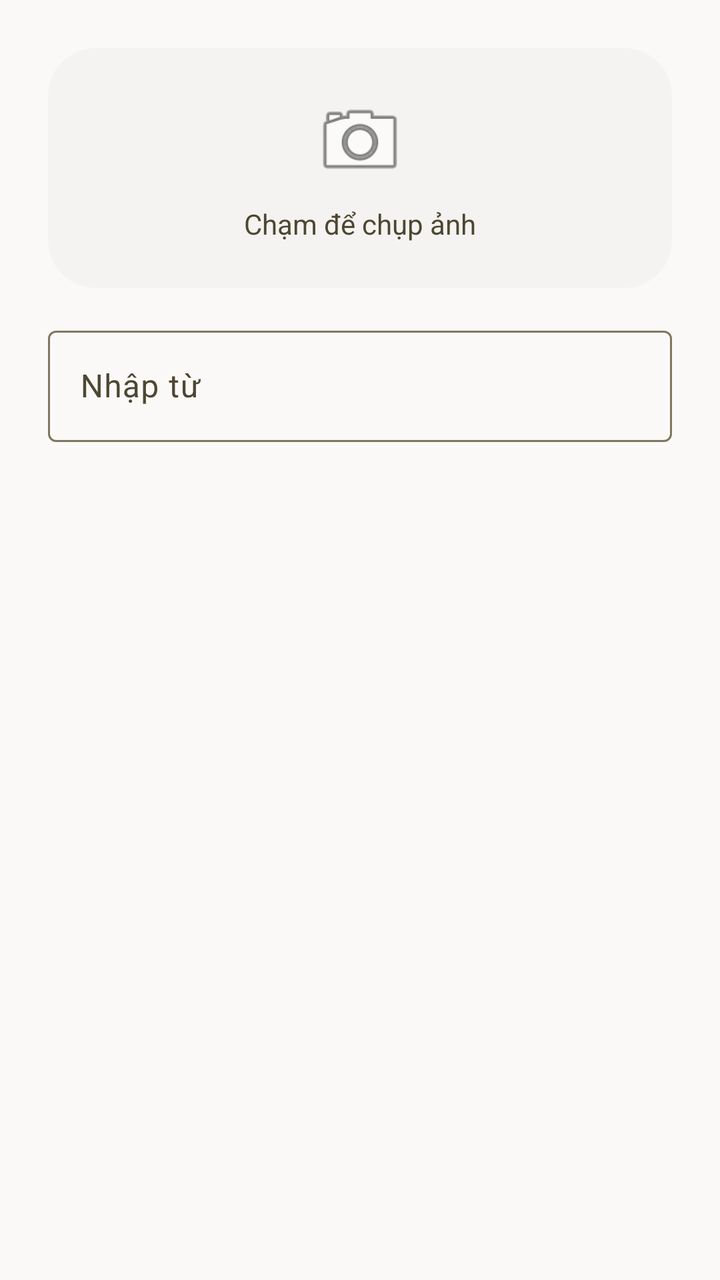
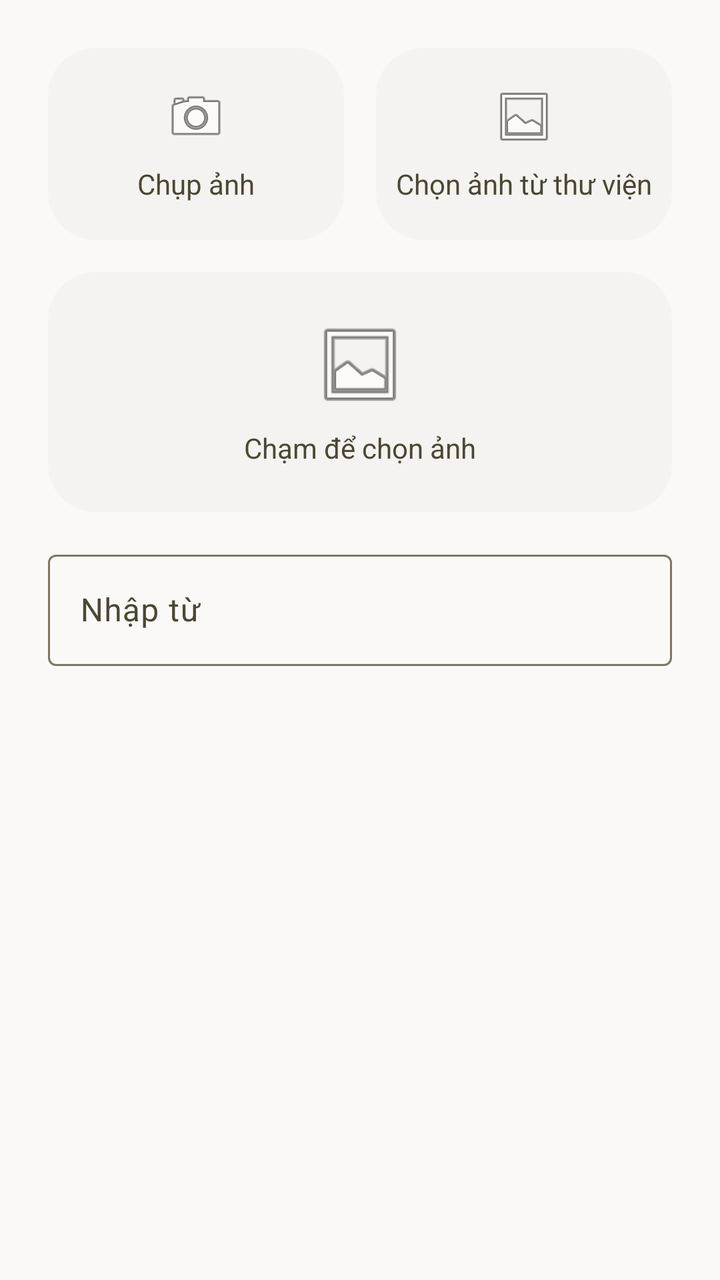

The first picture is an Android layout as it rendered before a commit; the second is the same layout after the commit. The layout source and the unified diff follow.
<!-- AndroidManifest.xml: application theme Theme.VBoard -->
<!-- res/layout/dialog_add_card.xml -->
<?xml version="1.0" encoding="utf-8"?>
<LinearLayout xmlns:android="http://schemas.android.com/apk/res/android"
    android:layout_width="match_parent"
    android:layout_height="wrap_content"
    android:orientation="vertical"
    android:padding="24dp">

    
    <FrameLayout
        android:id="@+id/imageContainer"
        android:layout_width="match_parent"
        android:layout_height="120dp"
        android:background="@drawable/bg_emoji_container"
        android:layout_marginBottom="16dp">

        <LinearLayout
            android:layout_width="wrap_content"
            android:layout_height="wrap_content"
            android:layout_gravity="center"
            android:gravity="center"
            android:orientation="vertical">

            <ImageView
                android:layout_width="48dp"
                android:layout_height="48dp"
                android:src="@android:drawable/ic_menu_camera"
                android:contentDescription="Chụp ảnh" />

            <TextView
                android:layout_width="wrap_content"
                android:layout_height="wrap_content"
                android:layout_marginTop="8dp"
                android:text="Chạm để chụp ảnh"
                android:textColor="@color/on_surface_variant"
                android:textSize="14sp" />
        </LinearLayout>
    </FrameLayout>

    
    <com.google.android.material.textfield.TextInputLayout
        android:layout_width="match_parent"
        android:layout_height="wrap_content"
        android:hint="Nhập từ">

        <com.google.android.material.textfield.TextInputEditText
            android:id="@+id/editWord"
            android:layout_width="match_parent"
            android:layout_height="wrap_content"
            android:inputType="text"
            android:maxLines="1" />
    </com.google.android.material.textfield.TextInputLayout>

</LinearLayout>
<!-- resources referenced by this layout -->
<resources>
  <color name="on_surface_variant">#4d4732</color>
  <!-- drawable bg_emoji_container (drawable) -->
  <?xml version="1.0" encoding="utf-8"?>
  <shape xmlns:android="http://schemas.android.com/apk/res/android"
      android:shape="rectangle">
      <solid android:color="@color/surface_container_low" />
      <corners android:radius="@dimen/radius_xl" />
  </shape>
  <style name="Theme.VBoard" parent="Theme.Material3.Light.NoActionBar">
          
          <item name="colorPrimary">@color/primary</item>
          <item name="colorPrimaryContainer">@color/primary_container</item>
          <item name="colorOnPrimary">@color/on_primary</item>
          <item name="colorOnPrimaryContainer">@color/on_primary_container</item>
  
          
          <item name="colorSecondary">@color/secondary</item>
          <item name="colorSecondaryContainer">@color/secondary_container</item>
          <item name="colorOnSecondary">@color/on_secondary</item>
          <item name="colorOnSecondaryContainer">@color/on_secondary_container</item>
  
          
          <item name="colorTertiary">@color/tertiary</item>
          <item name="colorTertiaryContainer">@color/tertiary_container</item>
          <item name="colorOnTertiary">@color/on_tertiary</item>
          <item name="colorOnTertiaryContainer">@color/on_tertiary_container</item>
  
          
          <item name="colorError">@color/error</item>
          <item name="colorErrorContainer">@color/error_container</item>
          <item name="colorOnError">@color/on_error</item>
          <item name="colorOnErrorContainer">@color/on_error_container</item>
  
          
          <item name="android:colorBackground">@color/background</item>
          <item name="colorSurface">@color/surface</item>
          <item name="colorOnSurface">@color/on_surface</item>
          <item name="colorOnSurfaceVariant">@color/on_surface_variant</item>
          <item name="colorSurfaceVariant">@color/surface_container_high</item>
          <item name="colorOutline">@color/outline</item>
          <item name="colorOutlineVariant">@color/outline_variant</item>
  
          
          <item name="android:statusBarColor">@color/surface</item>
          <item name="android:windowLightStatusBar">true</item>
      </style>
  <color name="surface_container_low">#f4f3f1</color>
  <dimen name="radius_xl">24dp</dimen>
  <color name="primary">#705d00</color>
  <color name="primary_container">#ffd700</color>
  <color name="on_primary">#ffffff</color>
  <color name="on_primary_container">#705e00</color>
  <color name="secondary">#006e1c</color>
  <color name="secondary_container">#91f78e</color>
  <color name="on_secondary">#ffffff</color>
  <color name="on_secondary_container">#00731e</color>
  <color name="tertiary">#904d00</color>
  <color name="tertiary_container">#ffd1af</color>
  <color name="on_tertiary">#ffffff</color>
  <color name="on_tertiary_container">#914d00</color>
  <color name="error">#ba1a1a</color>
  <color name="error_container">#ffdad6</color>
  <color name="on_error">#ffffff</color>
  <color name="on_error_container">#93000a</color>
  <color name="background">#faf9f7</color>
  <color name="surface">#faf9f7</color>
  <color name="on_surface">#1a1c1b</color>
  <color name="surface_container_high">#e9e8e6</color>
  <color name="outline">#7e775f</color>
  <color name="outline_variant">#d0c6ab</color>
</resources>

<!-- the commit's change to res/layout/dialog_add_card.xml (unified diff, before → after) -->
@@ -4,6 +4,64 @@
     android:layout_height="wrap_content"
     android:orientation="vertical"
     android:padding="24dp">
+
+    
+    <LinearLayout
+        android:layout_width="match_parent"
+        android:layout_height="wrap_content"
+        android:layout_marginBottom="16dp"
+        android:orientation="horizontal">
+
+        <LinearLayout
+            android:id="@+id/btnTakePhoto"
+            android:layout_width="0dp"
+            android:layout_height="96dp"
+            android:layout_marginEnd="8dp"
+            android:layout_weight="1"
+            android:background="@drawable/bg_emoji_container"
+            android:gravity="center"
+            android:orientation="vertical">
+
+            <ImageView
+                android:layout_width="32dp"
+                android:layout_height="32dp"
+                android:src="@android:drawable/ic_menu_camera"
+                android:contentDescription="@string/add_card_take_photo" />
+
+            <TextView
+                android:layout_width="wrap_content"
+                android:layout_height="wrap_content"
+                android:layout_marginTop="8dp"
+                android:text="@string/add_card_take_photo"
+                android:textColor="@color/on_surface_variant"
+                android:textSize="14sp" />
+        </LinearLayout>
+
+        <LinearLayout
+            android:id="@+id/btnPickGallery"
+            android:layout_width="0dp"
+            android:layout_height="96dp"
+            android:layout_marginStart="8dp"
+            android:layout_weight="1"
+            android:background="@drawable/bg_emoji_container"
+            android:gravity="center"
+            android:orientation="vertical">
+
+            <ImageView
+                android:layout_width="32dp"
+                android:layout_height="32dp"
+                android:src="@android:drawable/ic_menu_gallery"
+                android:contentDescription="@string/add_card_pick_gallery" />
+
+            <TextView
+                android:layout_width="wrap_content"
+                android:layout_height="wrap_content"
+                android:layout_marginTop="8dp"
+                android:text="@string/add_card_pick_gallery"
+                android:textColor="@color/on_surface_variant"
+                android:textSize="14sp" />
+        </LinearLayout>
+    </LinearLayout>
 
     
     <FrameLayout
@@ -13,7 +71,16 @@
         android:background="@drawable/bg_emoji_container"
         android:layout_marginBottom="16dp">
 
+        <ImageView
+            android:id="@+id/selectedImage"
+            android:layout_width="match_parent"
+            android:layout_height="match_parent"
+            android:contentDescription="@string/add_card_tap_image"
+            android:scaleType="centerCrop"
+            android:visibility="gone" />
+
         <LinearLayout
+            android:id="@+id/imagePlaceholder"
             android:layout_width="wrap_content"
             android:layout_height="wrap_content"
             android:layout_gravity="center"
@@ -23,14 +90,14 @@
             <ImageView
                 android:layout_width="48dp"
                 android:layout_height="48dp"
-                android:src="@android:drawable/ic_menu_camera"
-                android:contentDescription="Chụp ảnh" />
+                android:src="@android:drawable/ic_menu_gallery"
+                android:contentDescription="@string/add_card_tap_image" />
 
             <TextView
                 android:layout_width="wrap_content"
                 android:layout_height="wrap_content"
                 android:layout_marginTop="8dp"
-                android:text="Chạm để chụp ảnh"
+                android:text="@string/add_card_tap_image"
                 android:textColor="@color/on_surface_variant"
                 android:textSize="14sp" />
         </LinearLayout>
<!-- resource entries referenced after the edit -->
@@ -8,6 +8,9 @@
       <solid android:color="@color/surface_container_low" />
       <corners android:radius="@dimen/radius_xl" />
   </shape>
+  <string name="add_card_pick_gallery">Chọn ảnh từ thư viện</string>
+  <string name="add_card_take_photo">Chụp ảnh</string>
+  <string name="add_card_tap_image">Chạm để chọn ảnh</string>
   <style name="Theme.VBoard" parent="Theme.Material3.Light.NoActionBar">
           
           <item name="colorPrimary">@color/primary</item>
